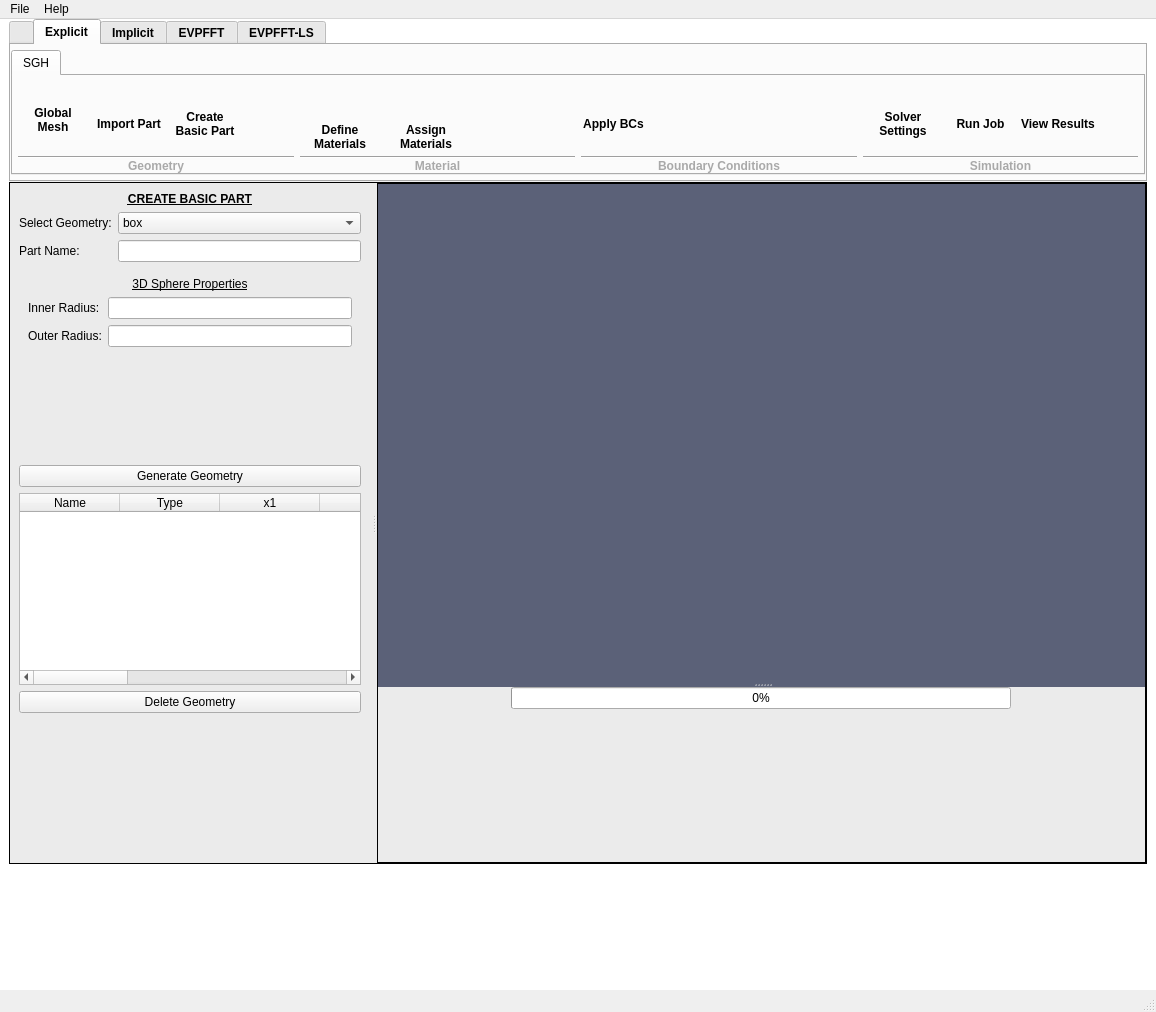
This is python/FIERRO-GUI/fierro_gui/FIERRO_GUI.ui in lanl/Fierro as Qt 5 draws it before an edit. The edited form follows.
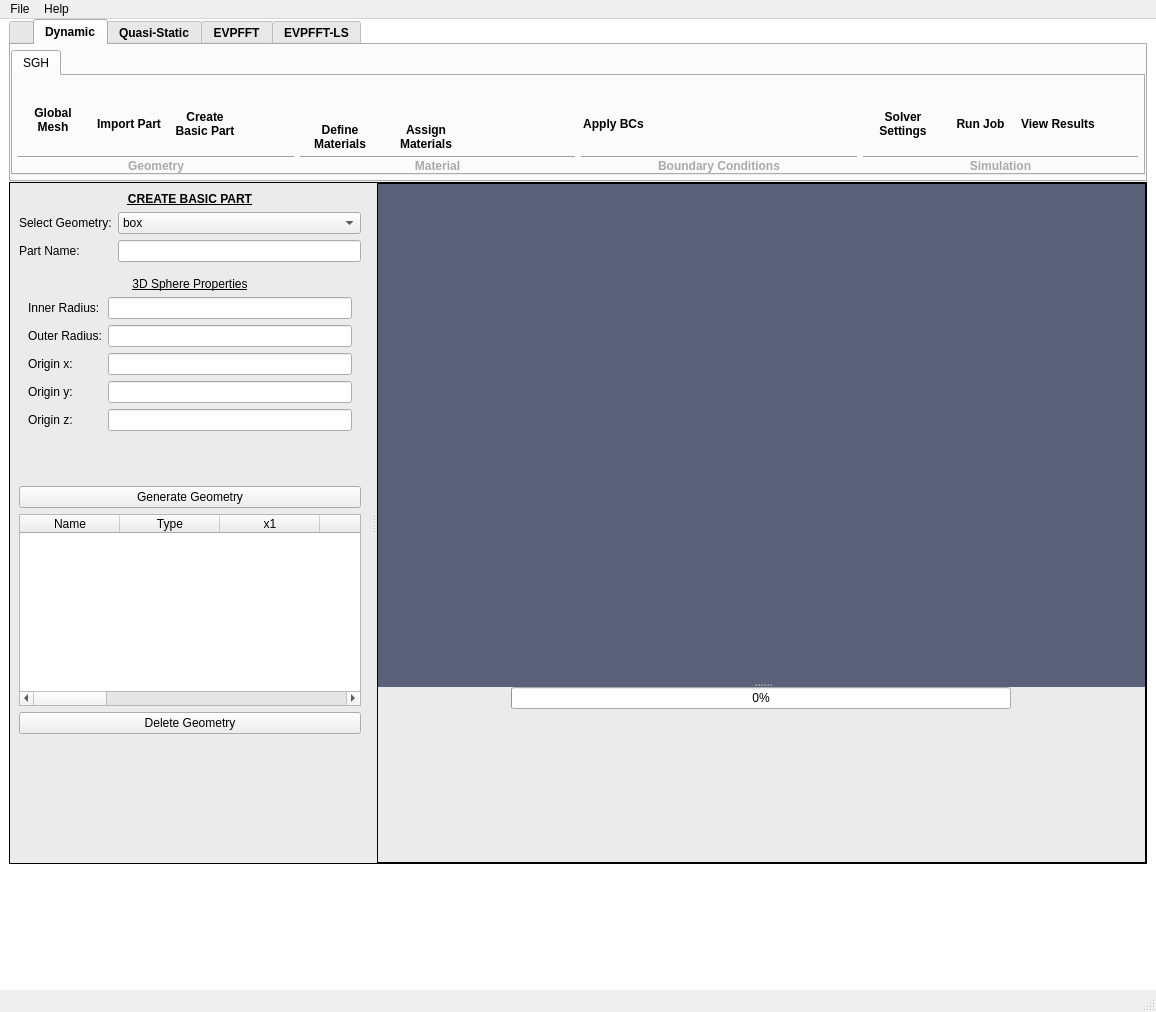
This is the edited form. The open tabs and pages were chosen to show the change. Icons and pictures are not drawn.

Commit message: added basic geometries (box & sphere) to SGH solver in GUI

The edit to the form file:
```diff
--- a/python/FIERRO-GUI/fierro_gui/FIERRO_GUI.ui
+++ b/python/FIERRO-GUI/fierro_gui/FIERRO_GUI.ui
@@ -104,7 +104,7 @@
       </widget>
       <widget class="QWidget" name="ExplicitSolver">
        <attribute name="title">
-        <string>Explicit</string>
+        <string>Dynamic</string>
        </attribute>
        <layout class="QHBoxLayout" name="horizontalLayout_31">
         <property name="leftMargin">
@@ -1032,7 +1032,7 @@
       </widget>
       <widget class="QWidget" name="ImplicitSolver">
        <attribute name="title">
-        <string>Implicit</string>
+        <string>Quasi-Static</string>
        </attribute>
        <layout class="QVBoxLayout" name="verticalLayout_7">
         <item>
@@ -3711,6 +3711,36 @@
                    <item row="1" column="1">
                     <widget class="QLineEdit" name="INSpherero"/>
                    </item>
+                   <item row="2" column="0">
+                    <widget class="QLabel" name="LSphereox">
+                     <property name="text">
+                      <string>Origin x:</string>
+                     </property>
+                    </widget>
+                   </item>
+                   <item row="2" column="1">
+                    <widget class="QLineEdit" name="INSphereox"/>
+                   </item>
+                   <item row="3" column="1">
+                    <widget class="QLineEdit" name="INSphereoy"/>
+                   </item>
+                   <item row="3" column="0">
+                    <widget class="QLabel" name="LSphereoy">
+                     <property name="text">
+                      <string>Origin y:</string>
+                     </property>
+                    </widget>
+                   </item>
+                   <item row="4" column="0">
+                    <widget class="QLabel" name="LSphereoz">
+                     <property name="text">
+                      <string>Origin z:</string>
+                     </property>
+                    </widget>
+                   </item>
+                   <item row="4" column="1">
+                    <widget class="QLineEdit" name="INSphereoz"/>
+                   </item>
                   </layout>
                  </widget>
                 </item>
@@ -3850,12 +3880,27 @@
               </column>
               <column>
                <property name="text">
-                <string>ri</string>
+                <string>Inner Radius</string>
                </property>
               </column>
               <column>
                <property name="text">
-                <string>ro</string>
+                <string>Outer Radius</string>
+               </property>
+              </column>
+              <column>
+               <property name="text">
+                <string>Origin x</string>
+               </property>
+              </column>
+              <column>
+               <property name="text">
+                <string>Origin y</string>
+               </property>
+              </column>
+              <column>
+               <property name="text">
+                <string>Origin z</string>
                </property>
               </column>
              </widget>
```
Left out of the diff: 281 changed lines with no effect on the pictures. The commit also changes 5 other files.
